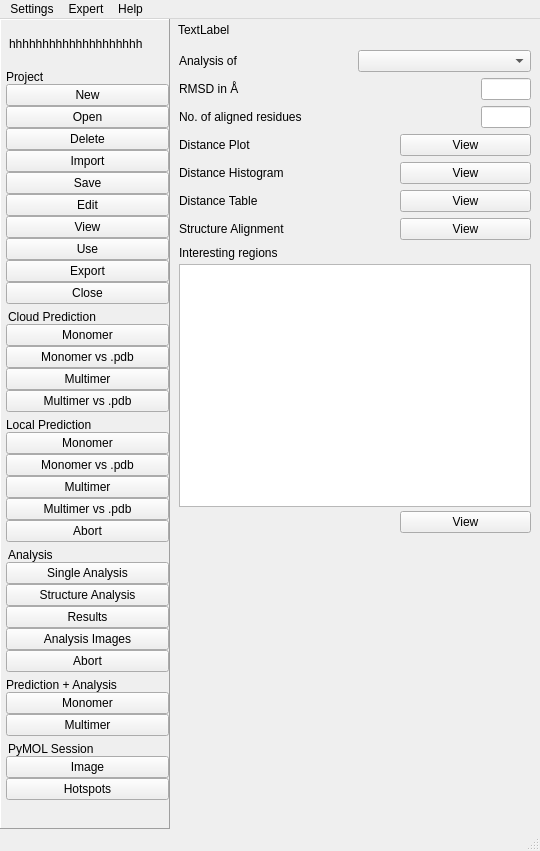
This is pyssa/gui/ui/forms/mainWindow_alt.ui in urban233/PySSA as Qt 5 draws it before an edit. The edited form follows.
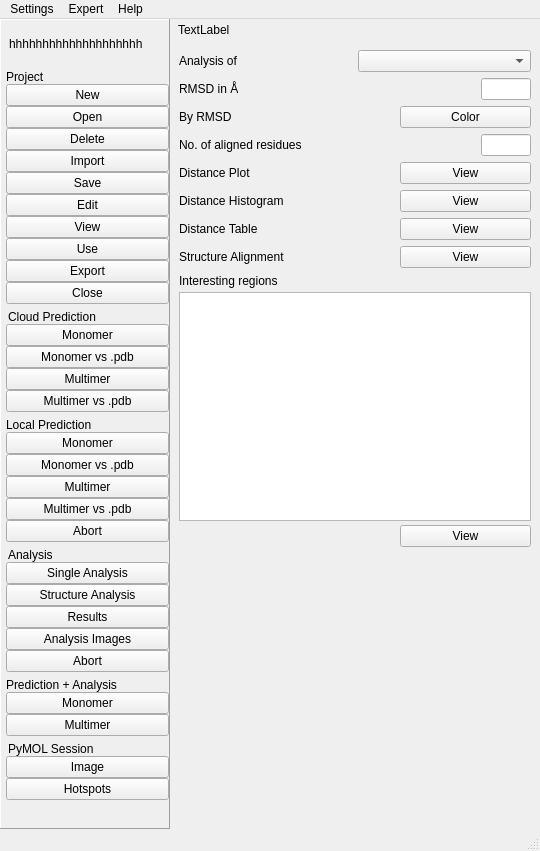
This is the edited form. The open tabs and pages were chosen to show the change. Icons and pictures are not drawn.

Commit message: feat: color protein structure by rmsd value

```diff
--- a/pyssa/gui/ui/forms/mainWindow_alt.ui
+++ b/pyssa/gui/ui/forms/mainWindow_alt.ui
@@ -1879,6 +1879,43 @@
                 </item>
                </layout>
               </item>
+              <item>
+               <layout class="QHBoxLayout" name="horizontalLayout_99">
+                <item>
+                 <widget class="QLabel" name="lbl_color_rmsd">
+                  <property name="text">
+                   <string>By RMSD</string>
+                  </property>
+                 </widget>
+                </item>
+                <item>
+                 <spacer name="horizontalSpacer_77">
+                  <property name="orientation">
+                   <enum>Qt::Horizontal</enum>
+                  </property>
+                  <property name="sizeHint" stdset="0">
+                   <size>
+                    <width>40</width>
+                    <height>20</height>
+                   </size>
+                  </property>
+                 </spacer>
+                </item>
+                <item>
+                 <widget class="QPushButton" name="btn_color_rmsd">
+                  <property name="minimumSize">
+                   <size>
+                    <width>131</width>
+                    <height>0</height>
+                   </size>
+                  </property>
+                  <property name="text">
+                   <string>Color</string>
+                  </property>
+                 </widget>
+                </item>
+               </layout>
+              </item>
               <item>
                <layout class="QHBoxLayout" name="horizontalLayout_74">
                 <item>
```
Left out of the diff: 2 changed lines with no effect on the pictures. The commit also changes 9 other files.
